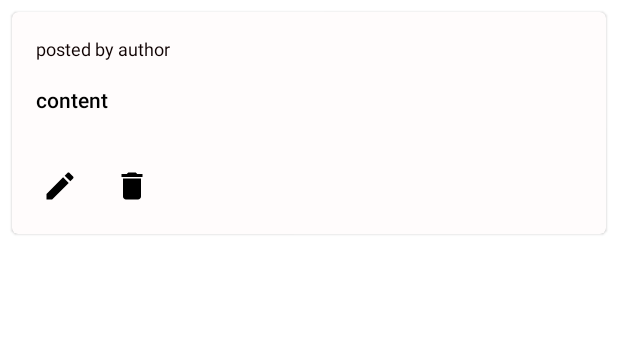
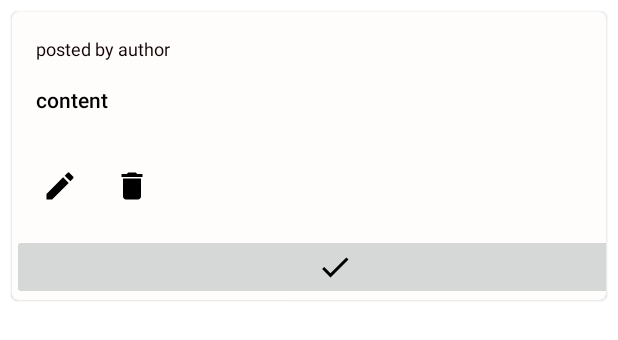
Before and after one commit to banny99/School-forum, an Android app: the layout comment_list_item.xml on its own in the app's theme, with its tools: preview values and no code run, on a phone screen of 412 x 824 dp. Shown: the top 340 px of the screen. Run offline under Robolectric (Android 15) with nearby library versions, the phone set to English and light mode, and no system bars; Roboto replaces fonts that are not available here.

Commit message:
mark right answer + comment options (except 'edit')

```diff
--- a/app/src/main/java/benji/and/mishku/inc/viaforum/contracts/UserService.java
+++ b/app/src/main/java/benji/and/mishku/inc/viaforum/contracts/UserService.java
@@ -12,9 +12,7 @@ public interface UserService {
     void addUser(User user);
     void deleteUser(String userId);
     void updateUser(User user);
-
     void getUserById(String uid, UserFirebaseRepository.UserCallBack c);
-
     LiveData<User> getPostAuthor(Post post);
     LiveData<List<User>> getAllUsers();
 }
--- a/app/src/main/java/benji/and/mishku/inc/viaforum/models/Post.java
+++ b/app/src/main/java/benji/and/mishku/inc/viaforum/models/Post.java
@@ -1,7 +1,5 @@
 package benji.and.mishku.inc.viaforum.models;
 
-
-import java.util.List;
 import java.util.Objects;
 
 public class Post {
--- a/app/src/main/java/benji/and/mishku/inc/viaforum/repositories/UserFirebaseRepository.java
+++ b/app/src/main/java/benji/and/mishku/inc/viaforum/repositories/UserFirebaseRepository.java
@@ -85,10 +85,8 @@ public class UserFirebaseRepository implements UserService {
                     }
                 }
             }
-
             @Override
             public void onCancelled(@NonNull DatabaseError error) {
-
             }
         });
         return user;
--- a/app/src/main/java/benji/and/mishku/inc/viaforum/views/MainActivity.java
+++ b/app/src/main/java/benji/and/mishku/inc/viaforum/views/MainActivity.java
@@ -72,7 +72,6 @@ public class MainActivity extends AppCompatActivity implements View.OnClickListe
         View headerView=navDrawer.getHeaderView(0);
         TextView username=headerView.findViewById(R.id.userName);
         TextView email=headerView.findViewById(R.id.userEmail);
-        subforumsViewModel.addSubforum(new Subforum("Administration", "This is a subforum for..."));
         userViewModel.getLoggedUser().observe(this, new Observer<User>() {
             @Override
             public void onChanged(User user) {
--- a/app/src/main/java/benji/and/mishku/inc/viaforum/views/PostDetailFragment.java
+++ b/app/src/main/java/benji/and/mishku/inc/viaforum/views/PostDetailFragment.java
@@ -31,6 +31,7 @@ import benji.and.mishku.inc.viaforum.models.Comment;
 import benji.and.mishku.inc.viaforum.viewModels.CommentsViewModel;
 import benji.and.mishku.inc.viaforum.viewModels.PostsViewModel;
 import benji.and.mishku.inc.viaforum.viewModels.SubforumsViewModel;
+import benji.and.mishku.inc.viaforum.viewModels.UserViewModel;
 
 
 public class PostDetailFragment extends Fragment {
@@ -65,9 +66,9 @@ public class PostDetailFragment extends Fragment {
         super.onCreate(savedInstanceState);
 
         commentsViewModel=new ViewModelProvider(requireActivity()).get(CommentsViewModel.class);
-        commentAdapter=new CommentAdapter(new ArrayList<>());
         postsViewModel=new ViewModelProvider(requireActivity()).get(PostsViewModel.class);
         subforumsViewModel=new ViewModelProvider(requireActivity()).get(SubforumsViewModel.class);
+        commentAdapter=new CommentAdapter(new ArrayList<>(), new ViewModelProvider(requireActivity()).get(UserViewModel.class),commentsViewModel,postsViewModel);
         commentsViewModel.getCommentsForPost(postsViewModel.getSharedPost().getId()).observe(this, new Observer<List<Comment>>() {
             @Override
             public void onChanged(List<Comment> comments) {
--- /dev/null
+++ b/app/src/main/res/drawable/ic_baseline_check_24.xml
@@ -0,0 +1,5 @@
+<vector android:height="24dp" android:tint="#000000"
+    android:viewportHeight="24" android:viewportWidth="24"
+    android:width="24dp" xmlns:android="http://schemas.android.com/apk/res/android">
+    <path android:fillColor="@android:color/white" android:pathData="M9,16.17L4.83,12l-1.42,1.41L9,19 21,7l-1.41,-1.41z"/>
+</vector>
--- a/app/src/main/res/layout/comment_list_item.xml
+++ b/app/src/main/res/layout/comment_list_item.xml
@@ -45,6 +45,7 @@
 
         <!-- Buttons -->
         <LinearLayout
+            android:id="@+id/comment_options_bar"
             android:layout_width="382dp"
             android:layout_height="wrap_content"
             android:layout_margin="8dp"
@@ -67,7 +68,12 @@
                 android:clickable="true"
                 android:src="@drawable/ic_baseline_delete_24" />
         </LinearLayout>
-
+        <ImageButton
+            android:id="@+id/mark_correct_answer_btn"
+            android:layout_width="match_parent"
+            android:layout_height="wrap_content"
+            android:layout_weight="1"
+            app:srcCompat="@drawable/ic_baseline_check_24" />
     </LinearLayout>
 
 
--- a/app/src/main/res/values/colors.xml
+++ b/app/src/main/res/values/colors.xml
@@ -5,4 +5,5 @@
     <color name="colorAccent">#03DAC5</color>
     <color name="teal_700">#008080</color>
     <color name="backgroundColor">#24575E</color>
+    <color name="rightanswerbackground">#4CAF50</color>
 </resources>
```
Also changed, not shown: app/src/main/java/benji/and/mishku/inc/viaforum/models/Comment.java (+10 -0 lines), app/src/main/java/benji/and/mishku/inc/viaforum/views/CommentAdapter.java (+51 -12 lines).
